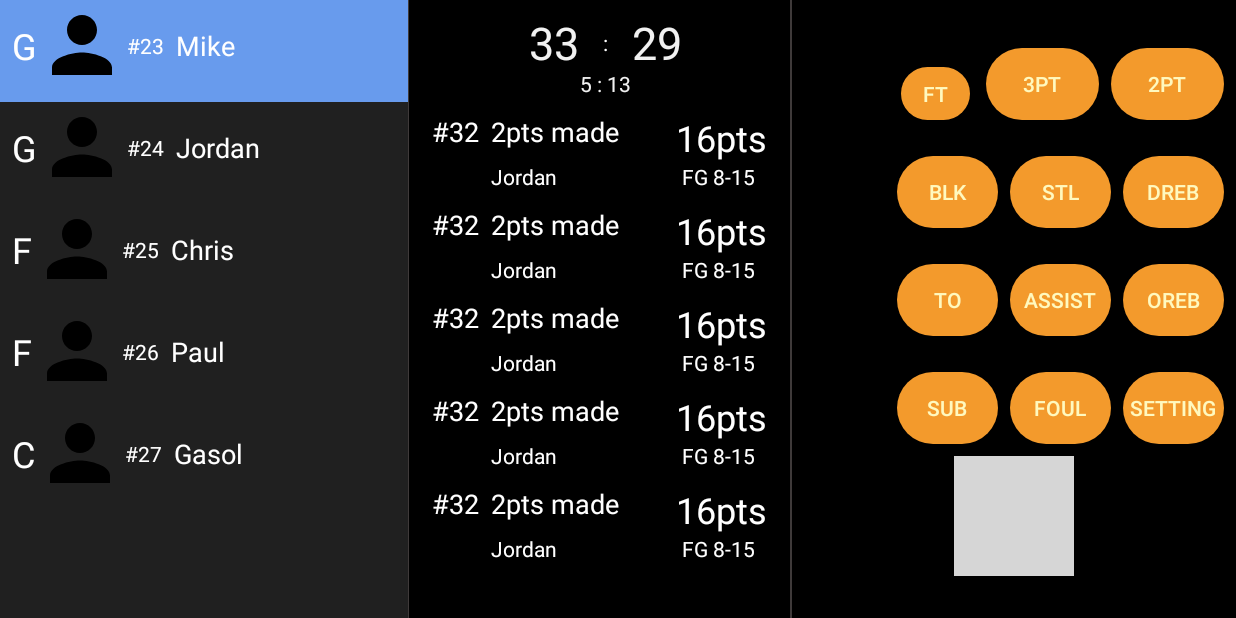
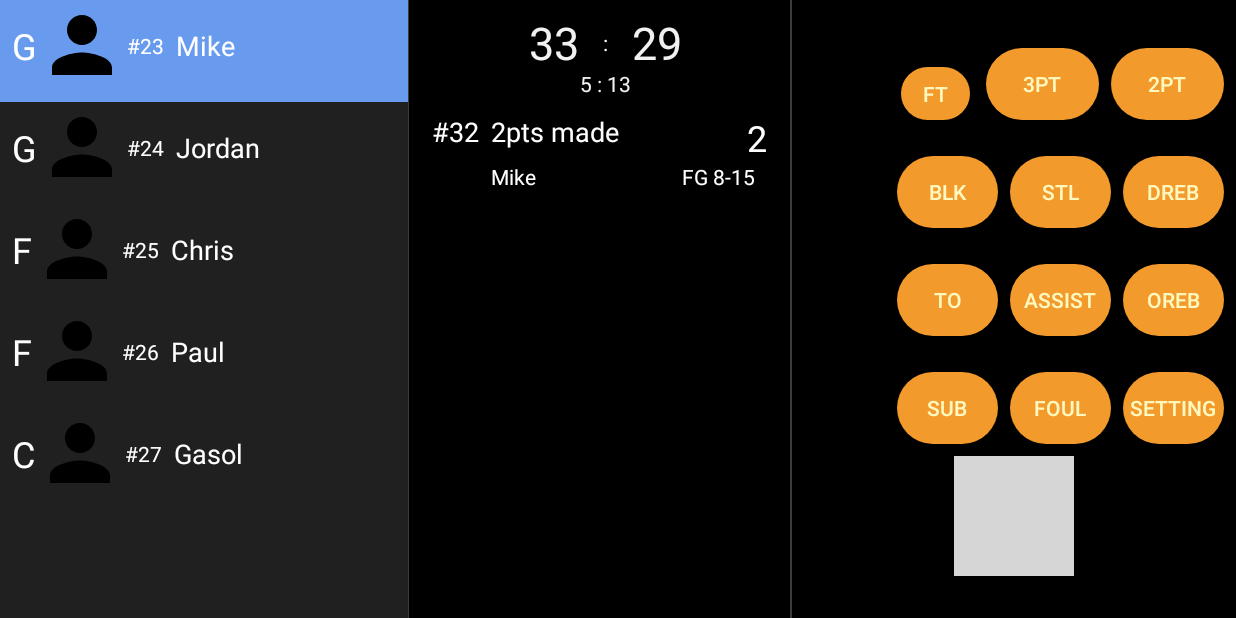
Before and after one commit to michael830713/ProjectBoxScore, an Android app: the screen it shows after launch (MainActivity), after a tap on "2PT", on a phone screen of 824 x 412 dp (held sideways). Run offline under Robolectric (Android 15) with nearby library versions, the light colour scheme and no system bars; libraries missing offline, so code that uses them is left out: io.github.controlwear.virtual; plain views replace JoystickView; 1 other tap on this screen came first; grey boxes are pictures that could not be loaded.

Commit message:
added the ability to display log action

```diff
--- a/app/src/main/java/com/mike/projectboxscore/Data/PlayerOnCourtStats.java
+++ b/app/src/main/java/com/mike/projectboxscore/Data/PlayerOnCourtStats.java
@@ -3,7 +3,7 @@ package com.mike.projectboxscore.Data;
 public class PlayerOnCourtStats {
     private String Name;
     private int backNumber;
-    private int points;
+    private int points = 0;
     private int rebounds;
     private int assists;
     private int offensiveRebounds;
--- a/app/src/main/java/com/mike/projectboxscore/mainConsole/MainConsoleFragment.java
+++ b/app/src/main/java/com/mike/projectboxscore/mainConsole/MainConsoleFragment.java
@@ -135,6 +135,7 @@ public class MainConsoleFragment extends Fragment implements MainConsoleViewCont
             switch (v.getId()) {
                 case R.id.button2Pts:
                     int added2points = playerScored(2);
+                    mMainLogAdapter.setLog(mPlayers.get(mOnCourtPlayerAdapter.getRow_index()), getString(R.string.two_points_made));
                     Log.d(TAG, mPlayers.get(mOnCourtPlayerAdapter.getRow_index()).getBackNumber() + "scored: " + added2points);
                     break;
                 case R.id.button3Pts:
--- a/app/src/main/java/com/mike/projectboxscore/mainConsole/MainLogAdapter.java
+++ b/app/src/main/java/com/mike/projectboxscore/mainConsole/MainLogAdapter.java
@@ -4,6 +4,7 @@ import android.graphics.Color;
 import android.support.annotation.NonNull;
 import android.support.constraint.ConstraintLayout;
 import android.support.v7.widget.RecyclerView;
+import android.util.Log;
 import android.view.LayoutInflater;
 import android.view.View;
 import android.view.ViewGroup;
@@ -17,7 +18,11 @@ import java.util.ArrayList;
 
 public class MainLogAdapter extends RecyclerView.Adapter<MainLogAdapter.PlayerViewHolder> {
 
+    private static final String TAG = "MainLogAdapter";
+
     private MainConsoleViewContract.Presenter mPresenter;
+    private ArrayList<PlayerOnCourtStats> mPlayerOnCourtStatList = new ArrayList<PlayerOnCourtStats>();
+    private ArrayList<String> mActions = new ArrayList<String>();
 
     public MainLogAdapter(MainConsoleViewContract.Presenter presenter) {
         mPresenter = presenter;
@@ -29,30 +34,41 @@ public class MainLogAdapter extends RecyclerView.Adapter<MainLogAdapter.PlayerVi
         return new PlayerViewHolder(LayoutInflater.from(viewGroup.getContext())
                 .inflate(R.layout.viewholder_logs, viewGroup, false));
 
-
     }
 
     @Override
     public void onBindViewHolder(@NonNull final PlayerViewHolder playerViewHolder, final int i) {
-
+        playerViewHolder.mPlayerName.setText(mPlayerOnCourtStatList.get(0).getName());
+        playerViewHolder.mPlayerPoints.setText(Integer.toString(mPlayerOnCourtStatList.get(0).getPoints()));
+        playerViewHolder.mAction.setText(mActions.get(0));
+        Log.d(TAG, "mPlayerList: " + mPlayerOnCourtStatList);
     }
 
     @Override
     public int getItemCount() {
-        return 5;
+        return mPlayerOnCourtStatList.size();
     }
 
     public class PlayerViewHolder extends RecyclerView.ViewHolder {
-
+        TextView mAction;
+        TextView mPlayerPoints;
+        TextView mPlayerName;
+        TextView mFieldGoals;
 
         public PlayerViewHolder(@NonNull View itemView) {
             super(itemView);
+            mAction = itemView.findViewById(R.id.textView_action);
+            mPlayerPoints = itemView.findViewById(R.id.textView_player_points);
+            mPlayerName = itemView.findViewById(R.id.textView_player_name);
+            mFieldGoals = itemView.findViewById(R.id.textView_field_goal);
+
         }
     }
 
-
-
-
-
+    public void setLog(PlayerOnCourtStats playerOnCourtStats, String action) {
+        mPlayerOnCourtStatList.add(0, playerOnCourtStats);
+        mActions.add(0, action);
+        notifyItemInserted(0);
+    }
 
 }
--- a/app/src/main/res/values/strings.xml
+++ b/app/src/main/res/values/strings.xml
@@ -3,4 +3,5 @@
     <string name="gaurd">G</string>
     <string name="forward">F</string>
     <string name="center">C</string>
+    <string name="two_points_made">2pts made</string>
 </resources>
```
Also changed, not shown: app/src/main/java/com/mike/projectboxscore/mainConsole/OnCourtPlayerAdapter.java (+0 -10 lines).
